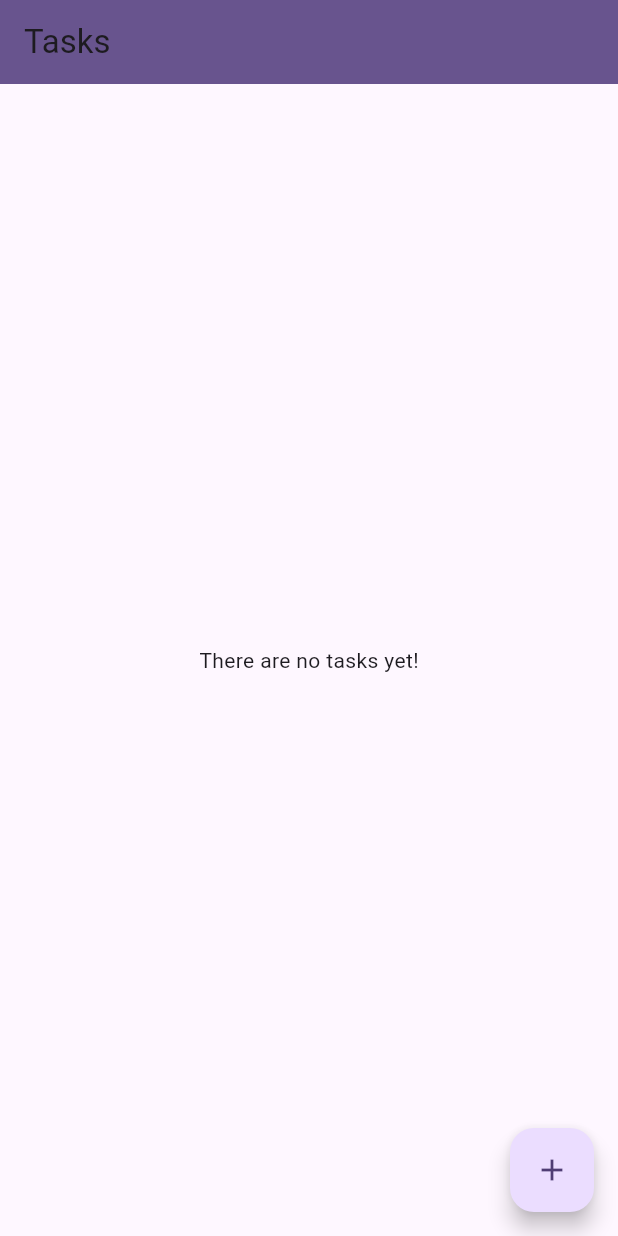
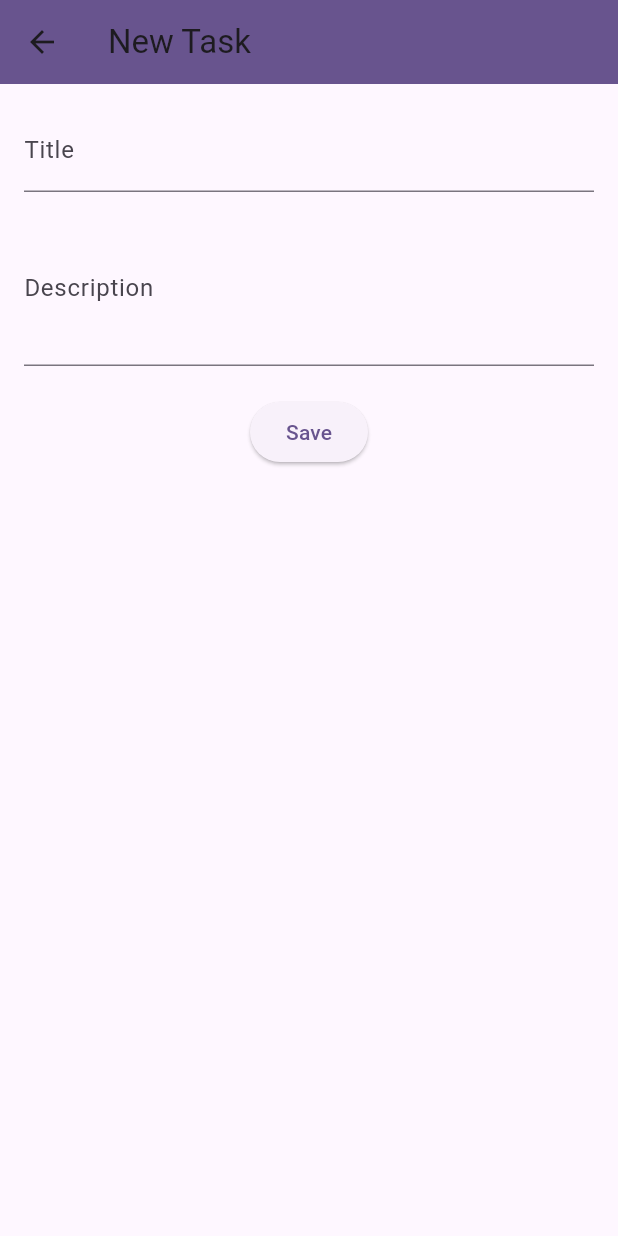
Before and after one commit to PneumaCore/FlutterTask, a Flutter app: the screen it shows after launch, after a tap on the "add" icon, on a phone screen of 412 x 824 dp. Run offline on Flutter 3.47's test engine with Material 3 defaults, Android fonts, the phone set to English and light mode, and no system bars.

Commit message:
Added CRUD functionality for tasks.

```diff
--- a/lib/main.dart
+++ b/lib/main.dart
@@ -1,8 +1,16 @@
 import 'package:flutter/material.dart';
+import 'package:provider/provider.dart';
+
+import 'providers/task_provider.dart';
 import 'screens/home_screen.dart';
 
 void main() {
-  runApp(const MyApp());
+  runApp(
+    ChangeNotifierProvider(
+      create: (context) => TaskProvider(),
+      child: const MyApp(),
+    ),
+  );
 }
 
 class MyApp extends StatelessWidget {
--- /dev/null
+++ b/lib/models/task.dart
@@ -0,0 +1,13 @@
+class Task {
+  final String id;
+  String title;
+  String description;
+  bool isDone;
+
+  Task({
+    required this.id,
+    required this.title,
+    required this.description,
+    this.isDone = false,
+  });
+}
--- /dev/null
+++ b/lib/providers/task_provider.dart
@@ -0,0 +1,33 @@
+import 'package:flutter/material.dart';
+
+import '../models/task.dart';
+
+class TaskProvider with ChangeNotifier {
+  final List<Task> _tasks = [];
+
+  List<Task> get tasks => [..._tasks];
+
+  void addTask(Task task) {
+    _tasks.add(task);
+    notifyListeners();
+  }
+
+  void updateTask(String id, Task updatedTask) {
+    final index = _tasks.indexWhere((task) => task.id == id);
+    if (index != -1) {
+      _tasks[index] = updatedTask;
+      notifyListeners();
+    }
+  }
+
+  void deleteTask(String id) {
+    _tasks.removeWhere((task) => task.id == id);
+    notifyListeners();
+  }
+
+  void toggleStatus(String id) {
+    final task = _tasks.firstWhere((task) => task.id == id);
+    task.isDone = !task.isDone;
+    notifyListeners();
+  }
+}
--- /dev/null
+++ b/lib/screens/add_task_screen.dart
@@ -0,0 +1,69 @@
+import 'package:flutter/material.dart';
+import 'package:provider/provider.dart';
+import 'package:uuid/uuid.dart';
+
+import '../models/task.dart';
+import '../providers/task_provider.dart';
+
+class AddTaskScreen extends StatefulWidget {
+  const AddTaskScreen({super.key});
+
+  @override
+  State<AddTaskScreen> createState() => _AddTaskScreenState();
+}
+
+class _AddTaskScreenState extends State<AddTaskScreen> {
+  final _formKey = GlobalKey<FormState>();
+  final _titleController = TextEditingController();
+  final _descriptionController = TextEditingController();
+
+  void _saveTask() {
+    if (_formKey.currentState!.validate()) {
+      final newTask = Task(
+        id: const Uuid().v4(),
+        title: _titleController.text.trim(),
+        description: _descriptionController.text.trim(),
+      );
+
+      Provider.of<TaskProvider>(context, listen: false).addTask(newTask);
+      Navigator.pop(context);
+    }
+  }
+
+  @override
+  Widget build(BuildContext context) {
+    return Scaffold(
+      appBar: AppBar(
+        title: const Text('New Task'),
+        backgroundColor: Theme.of(context).colorScheme.primary,
+      ),
+      body: Padding(
+        padding: const EdgeInsets.all(16.0),
+        child: Form(
+          key: _formKey,
+          child: Column(
+            children: [
+              TextFormField(
+                controller: _titleController,
+                decoration: const InputDecoration(labelText: 'Title'),
+                validator: (value) =>
+                    value == null || value.isEmpty ? 'Add a title' : null,
+              ),
+              const SizedBox(height: 12),
+              TextFormField(
+                controller: _descriptionController,
+                decoration: const InputDecoration(labelText: 'Description'),
+                maxLines: 3,
+                validator: (value) => value == null || value.isEmpty
+                    ? 'Write a description'
+                    : null,
+              ),
+              const SizedBox(height: 20),
+              ElevatedButton(onPressed: _saveTask, child: const Text('Save')),
+            ],
+          ),
+        ),
+      ),
+    );
+  }
+}
--- a/lib/screens/home_screen.dart
+++ b/lib/screens/home_screen.dart
@@ -1,18 +1,89 @@
 import 'package:flutter/material.dart';
+import 'package:provider/provider.dart';
+
+import '../providers/task_provider.dart';
+import 'add_task_screen.dart';
+import 'task_form_screen.dart';
 
 class HomeScreen extends StatelessWidget {
   const HomeScreen({super.key});
 
   @override
   Widget build(BuildContext context) {
+    final taskProvider = Provider.of<TaskProvider>(context);
+    final tasks = taskProvider.tasks;
+
     return Scaffold(
       appBar: AppBar(
+        title: const Text('Tasks'),
         backgroundColor: Theme.of(context).colorScheme.primary,
-        title: const Text('Tasks'),
       ),
-      body: const Center(child: Text('There are no tasks yet!')),
+      body: tasks.isEmpty
+          ? const Center(child: Text('There are no tasks yet.'))
+          : ListView.builder(
+              itemCount: tasks.length,
+              itemBuilder: (context, index) {
+                final task = tasks[index];
+
+                return Dismissible(
+                  key: Key(task.id),
+                  direction: DismissDirection.endToStart,
+                  onDismissed: (direction) {
+                    taskProvider.deleteTask(task.id);
+
+                    ScaffoldMessenger.of(context).showSnackBar(
+                      SnackBar(
+                        content: Text('Task "${task.title}" deleted'),
+                        action: SnackBarAction(
+                          label: 'Undo',
+                          onPressed: () {
+                            taskProvider.addTask(task);
+                          },
+                        ),
+                      ),
+                    );
+                  },
+                  background: Container(
+                    color: Colors.red,
+                    alignment: Alignment.centerRight,
+                    padding: const EdgeInsets.only(right: 20),
+                    child: const Icon(Icons.delete, color: Colors.white),
+                  ),
+                  child: ListTile(
+                    title: Text(
+                      task.title,
+                      style: TextStyle(
+                        decoration: task.isDone
+                            ? TextDecoration.lineThrough
+                            : TextDecoration.none,
+                      ),
+                    ),
+                    subtitle: Text(task.description),
+                    leading: Checkbox(
+                      value: task.isDone,
+                      onChanged: (_) {
+                        taskProvider.toggleStatus(task.id);
+                      },
+                    ),
+                    onTap: () {
+                      Navigator.push(
+                        context,
+                        MaterialPageRoute(
+                          builder: (_) => TaskFormScreen(existingTask: task),
+                        ),
+                      );
+                    },
+                  ),
+                );
+              },
+            ),
       floatingActionButton: FloatingActionButton(
-        onPressed: () {},
+        onPressed: () {
+          Navigator.push(
+            context,
+            MaterialPageRoute(builder: (context) => const AddTaskScreen()),
+          );
+        },
         child: const Icon(Icons.add),
       ),
     );
--- a/pubspec.yaml
+++ b/pubspec.yaml
@@ -30,6 +30,8 @@ environment:
 dependencies:
   flutter:
     sdk: flutter
+  provider: ^6.1.5
+  uuid: ^3.0.6
 
   # The following adds the Cupertino Icons font to your application.
   # Use with the CupertinoIcons class for iOS style icons.
```
Also changed, not shown: lib/screens/task_form_screen.dart (added, +100 -0 lines), pubspec.lock.
